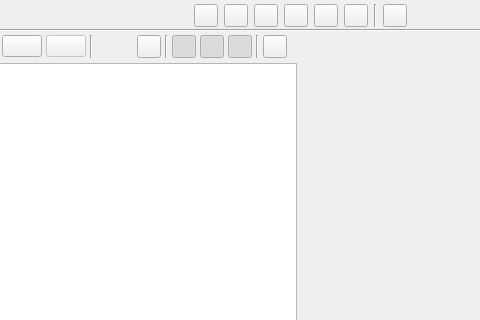
First picture: the form in ui/scenes_view.ui, repository zkovari/plotlyst, before the edit; both pictures show x 97 to 577 and y 0 to 320 of the 796 by 664 pixel window.
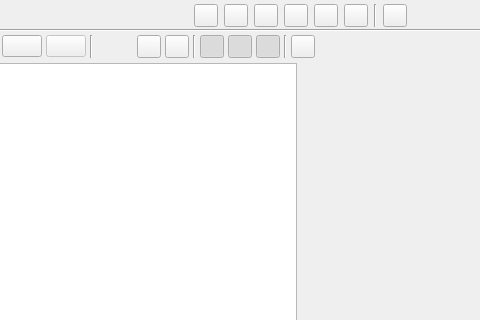
Second picture: the form after the edit. Custom widgets are drawn as their Qt base class.

Commit message: Resize scene cards to display synopsis, closes #181

The edit to the form file:
```diff
--- a/ui/scenes_view.ui
+++ b/ui/scenes_view.ui
@@ -426,6 +426,28 @@
             </property>
            </widget>
           </item>
+          <item>
+           <widget class="QToolButton" name="btnPreferences">
+            <property name="cursor">
+             <cursorShape>PointingHandCursor</cursorShape>
+            </property>
+            <property name="toolTip">
+             <string>Apply additional filters</string>
+            </property>
+            <property name="styleSheet">
+             <string notr="true">QToolButton::menu-indicator{width:0px;}</string>
+            </property>
+            <property name="text">
+             <string/>
+            </property>
+            <property name="popupMode">
+             <enum>QToolButton::InstantPopup</enum>
+            </property>
+            <property name="base" stdset="0">
+             <bool>true</bool>
+            </property>
+           </widget>
+          </item>
           <item>
            <widget class="Line" name="line_3">
             <property name="orientation">
```
The commit also changes 7 other files.
